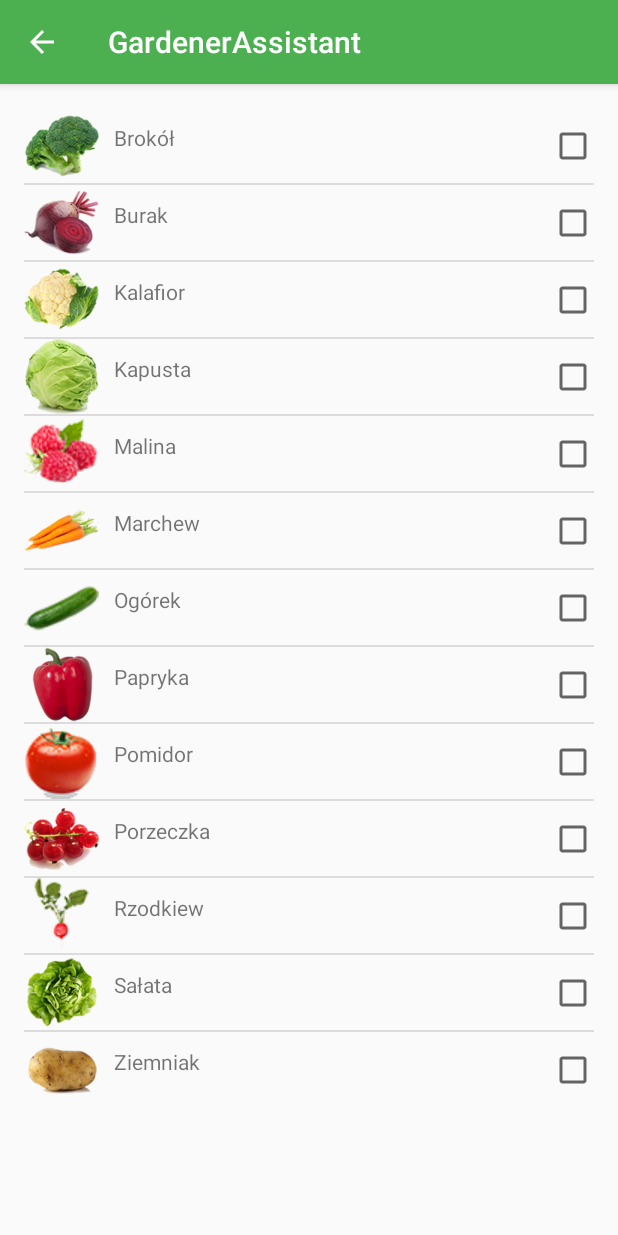
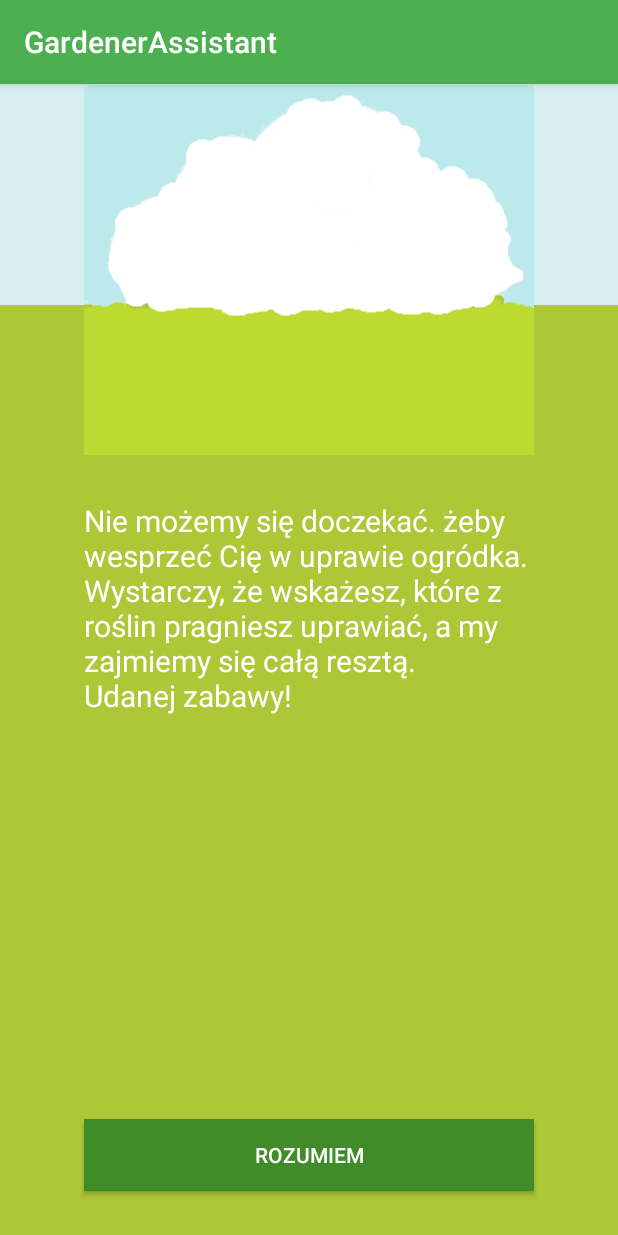
Before and after one commit to pszczolkowski/GardenerAssistant, an Android app: the screen it shows after launch (PlantsChoiceActivity before the commit, WelcomeActivity after it), on a phone screen of 412 x 824 dp. Run offline under Robolectric (Android 15) with nearby library versions, the phone set to English and light mode, and no system bars.

Commit message:
Add welcome screen

```diff
--- a/app/src/main/AndroidManifest.xml
+++ b/app/src/main/AndroidManifest.xml
@@ -1,6 +1,6 @@
 <?xml version="1.0" encoding="utf-8"?>
 <manifest xmlns:android="http://schemas.android.com/apk/res/android"
-    package="pl.weeia.gardenerassistant">
+          package="pl.weeia.gardenerassistant">
 
     <application
         android:allowBackup="true"
@@ -10,13 +10,16 @@
         android:theme="@style/AppTheme">
         <activity android:name=".activity.actions.ActionsActivity">
             <intent-filter>
-                <action android:name="android.intent.action.MAIN" />
+                <action android:name="android.intent.action.MAIN"/>
 
-                <category android:name="android.intent.category.LAUNCHER" />
+                <category android:name="android.intent.category.LAUNCHER"/>
             </intent-filter>
         </activity>
-        <activity android:name=".activity.plantschoice.PlantsChoiceActivity"
-                  android:parentActivityName=".activity.actions.ActionsActivity" >
+        <activity
+            android:name=".activity.plantschoice.PlantsChoiceActivity"
+            android:parentActivityName=".activity.actions.ActionsActivity">
+        </activity>
+        <activity android:name=".activity.welcome.WelcomeActivity">
         </activity>
     </application>
 
--- a/app/src/main/java/pl/weeia/gardenerassistant/activity/actions/ActionsActivity.java
+++ b/app/src/main/java/pl/weeia/gardenerassistant/activity/actions/ActionsActivity.java
@@ -26,6 +26,7 @@ import java.util.TimerTask;
 
 import pl.weeia.gardenerassistant.R;
 import pl.weeia.gardenerassistant.activity.plantschoice.PlantsChoiceActivity;
+import pl.weeia.gardenerassistant.activity.welcome.WelcomeActivity;
 import pl.weeia.gardenerassistant.model.Action;
 import pl.weeia.gardenerassistant.model.Period;
 import pl.weeia.gardenerassistant.model.Plant;
@@ -51,7 +52,7 @@ public class ActionsActivity extends AppCompatActivity implements AdapterView.On
 		selectedPlantsStore = new SelectedPlantsRepository(this);
 
 		if (userHasNotSelectedAnyPlants()) {
-			displayPlantsChoice();
+			displayWelcomeView();
 			return;
 		}
 
@@ -59,9 +60,16 @@ public class ActionsActivity extends AppCompatActivity implements AdapterView.On
 		displayActionsToExecute();
 	}
 
+	private void displayWelcomeView() {
+		Intent intent = new Intent(this, WelcomeActivity.class);
+		startActivity(intent);
+	}
+
 	@Override
 	protected void onPostResume() {
 		super.onPostResume();
+
+		prepareLayout();
 		displayActionsToExecute();
 	}
 
--- /dev/null
+++ b/app/src/main/java/pl/weeia/gardenerassistant/activity/welcome/WelcomeActivity.java
@@ -0,0 +1,29 @@
+package pl.weeia.gardenerassistant.activity.welcome;
+
+import android.content.Intent;
+import android.support.v7.app.AppCompatActivity;
+import android.os.Bundle;
+import android.view.View;
+import android.widget.Button;
+
+import pl.weeia.gardenerassistant.R;
+import pl.weeia.gardenerassistant.activity.plantschoice.PlantsChoiceActivity;
+
+public class WelcomeActivity extends AppCompatActivity {
+
+	@Override
+	protected void onCreate(Bundle savedInstanceState) {
+		super.onCreate(savedInstanceState);
+		setContentView(R.layout.activity_welcome);
+
+		Button confirmButton = (Button) findViewById(R.id.welcomeActivityConfirmButton);
+		confirmButton.setOnClickListener(new View.OnClickListener() {
+			@Override
+			public void onClick(View v) {
+				Intent intent = new Intent(WelcomeActivity.this, PlantsChoiceActivity.class);
+				startActivity(intent);
+			}
+		});
+	}
+
+}
--- /dev/null
+++ b/app/src/main/res/layout/activity_welcome.xml
@@ -0,0 +1,42 @@
+<?xml version="1.0" encoding="utf-8"?>
+<RelativeLayout
+    xmlns:android="http://schemas.android.com/apk/res/android"
+    xmlns:tools="http://schemas.android.com/tools"
+    android:layout_width="match_parent"
+    android:layout_height="match_parent"
+    tools:context=".activity.welcome.WelcomeActivity"
+    android:background="#aec737">
+
+    <TextView
+        android:layout_width="match_parent"
+        android:layout_height="147dp"
+        android:background="#d7eff1"/>
+
+    <ImageView
+        android:layout_width="300dp"
+        android:layout_height="247dp"
+        android:src="@drawable/welcome"
+        android:layout_centerHorizontal="true"/>
+
+    <TextView
+        android:layout_width="300dp"
+        android:layout_height="wrap_content"
+        android:layout_centerHorizontal="true"
+        android:textColor="#FFFFFF"
+        android:layout_marginTop="277dp"
+        android:textSize="20dp"
+        android:textStyle="normal"
+        android:text="Nie możemy się doczekać. żeby wesprzeć Cię w uprawie ogródka. Wystarczy, że wskażesz, które z roślin pragniesz uprawiać, a my zajmiemy się całą resztą. \nUdanej zabawy!"/>
+
+    <android.support.v7.widget.AppCompatButton
+        android:id="@+id/welcomeActivityConfirmButton"
+        android:layout_width="300dp"
+        android:layout_height="wrap_content"
+        android:layout_alignParentBottom="true"
+        android:layout_marginBottom="30dp"
+        android:layout_centerHorizontal="true"
+        android:background="#3f8c28"
+        android:textColor="#FFFFFF"
+        android:text="Rozumiem"/>
+
+</RelativeLayout>
```
Also changed, not shown: app/src/main/res/drawable/welcome.png (added).
